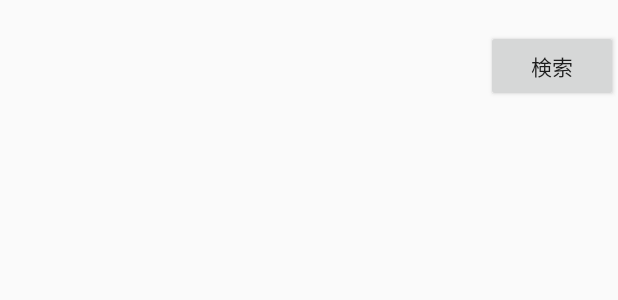
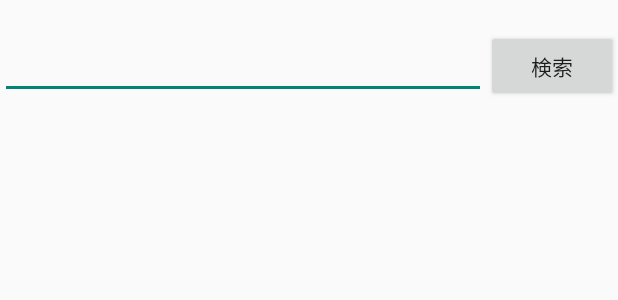
Before and after one commit to Takajo-Soft33/scoscope_android, an Android app: the layout direction_guide.xml on its own in the app's theme, with its tools: preview values and no code run, on a phone screen of 412 x 824 dp. Shown: the top 300 px of the screen. Run offline under Robolectric (Android 15) with nearby library versions, the phone set to English and light mode, and no system bars.

Commit message:
方向案内のTextViewを入力欄に

```diff
--- a/app/src/main/res/layout/direction_guide.xml
+++ b/app/src/main/res/layout/direction_guide.xml
@@ -15,11 +15,13 @@
             android:orientation="horizontal"
             android:paddingTop="20dp">
 
-            <TextView
-                android:id="@+id/textView"
+            <EditText
+                android:id="@+id/editText2"
                 android:layout_width="wrap_content"
                 android:layout_height="wrap_content"
-                android:layout_weight="1" />
+                android:layout_weight="1"
+                android:ems="10"
+                android:inputType="textPersonName" />
 
             <Button
                 android:id="@+id/findBt"
```
